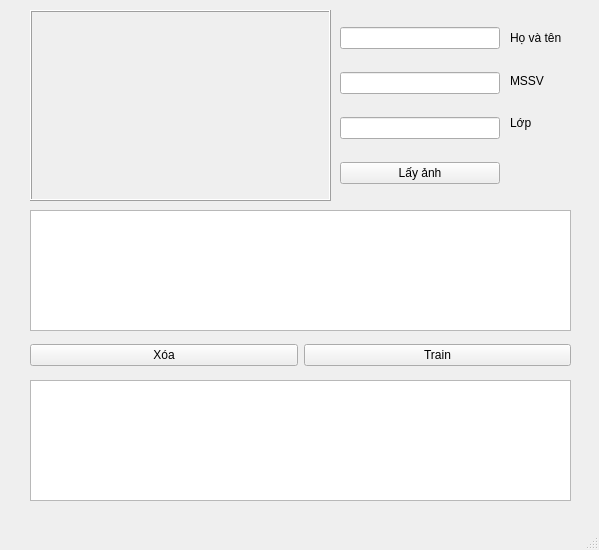
Before: the Qt Designer form gui/test.ui in doantrantuandat/NewTechnology_draft, drawn with Qt 5.
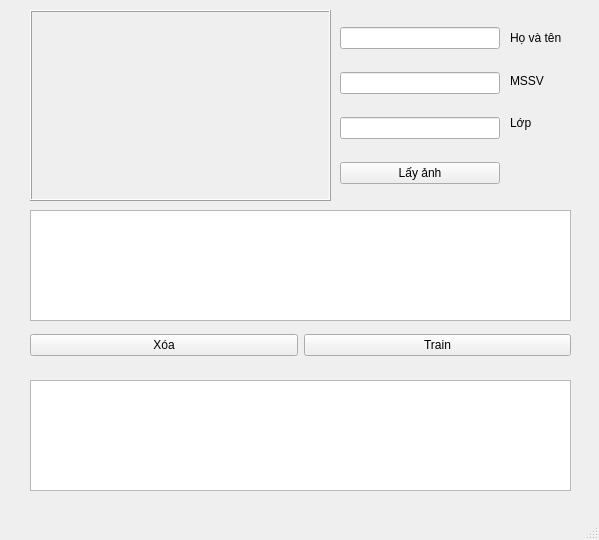
After: the same form once the commit is applied.

Diff of the .ui file:
```diff
--- a/gui/test.ui
+++ b/gui/test.ui
@@ -7,7 +7,7 @@
     <x>0</x>
     <y>0</y>
     <width>599</width>
-    <height>550</height>
+    <height>540</height>
    </rect>
   </property>
   <property name="windowTitle">
@@ -18,7 +18,7 @@
     <property name="geometry">
      <rect>
       <x>30</x>
-      <y>340</y>
+      <y>330</y>
       <width>541</width>
       <height>31</height>
      </rect>
@@ -121,7 +121,7 @@
       <x>30</x>
       <y>210</y>
       <width>541</width>
-      <height>121</height>
+      <height>111</height>
      </rect>
     </property>
    </widget>
@@ -131,7 +131,7 @@
       <x>30</x>
       <y>380</y>
       <width>541</width>
-      <height>121</height>
+      <height>111</height>
      </rect>
     </property>
    </widget>
```
